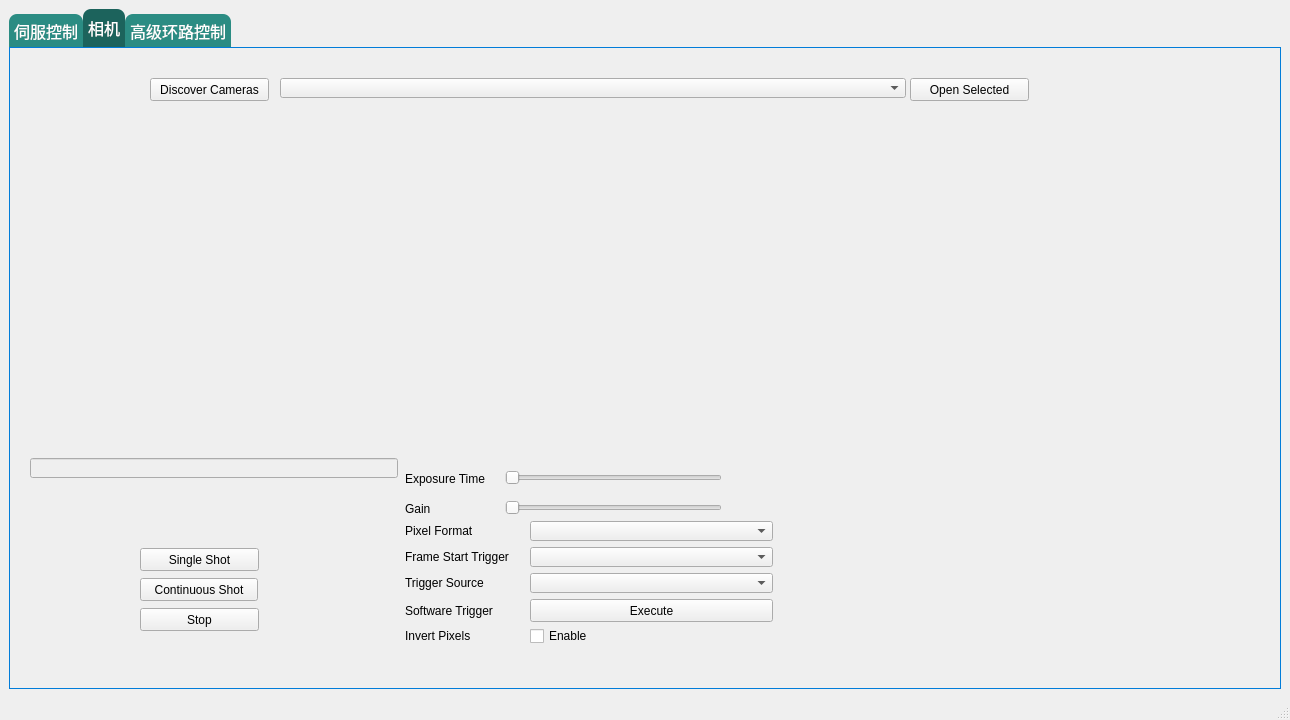
First picture: the form in mainwindow.ui, repository Code-Newborn/NewTest_MSVC2017, before the edit.
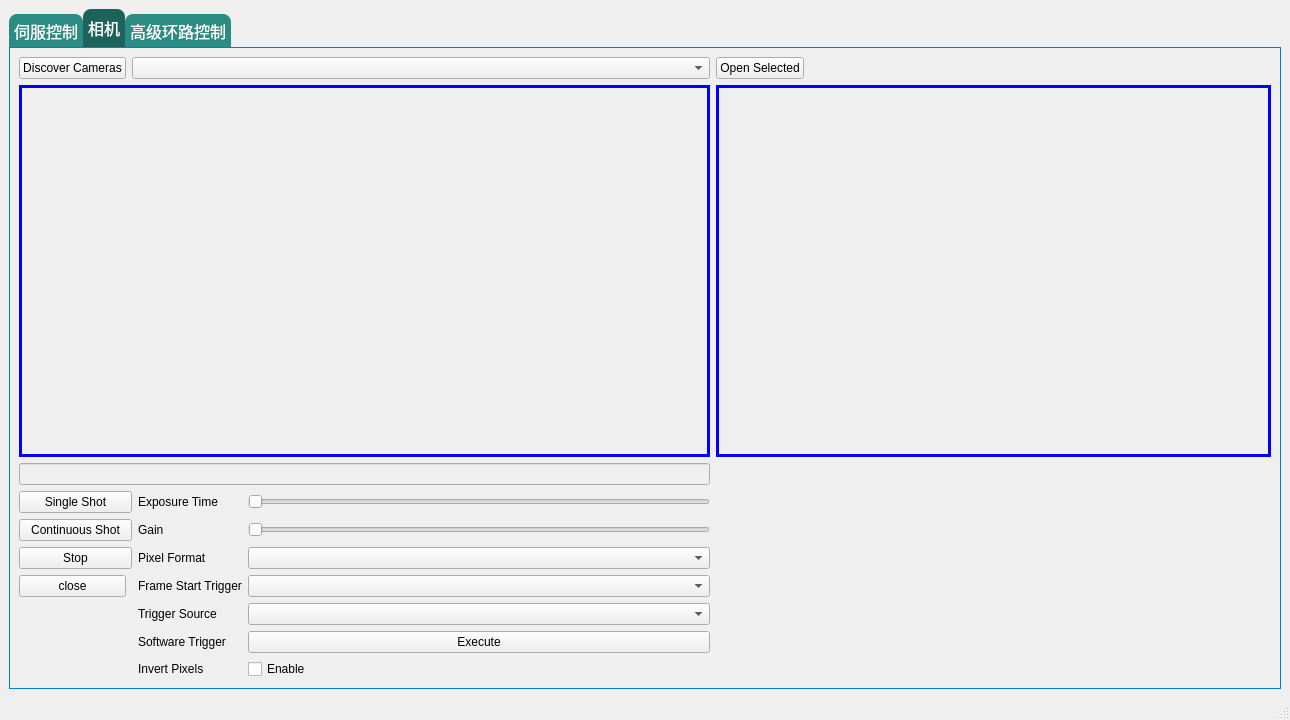
Second picture: the form after the edit. Icons and pictures are not drawn. Custom widgets are drawn as their Qt base class.

Commit message: [update] 更新双窗口显示，主窗口放大缩小仍有问题

```diff
--- a/mainwindow.ui
+++ b/mainwindow.ui
@@ -22,8 +22,8 @@
   <widget class="QWidget" name="centralwidget">
    <layout class="QGridLayout" name="gridLayout">
     <item row="0" column="0">
-     <layout class="QHBoxLayout" name="horizontalLayout_horizSplit" stretch="0">
-      <item>
+     <layout class="QFormLayout" name="formLayout">
+      <item row="0" column="0" colspan="2">
        <widget class="QTabWidget" name="m_tabWidget">
         <property name="font">
          <font>
@@ -1800,296 +1800,207 @@
          <attribute name="title">
           <string>相机</string>
          </attribute>
-         <widget class="QWidget" name="image_1" native="true">
-          <property name="geometry">
-           <rect>
-            <x>130</x>
-            <y>110</y>
-            <width>161</width>
-            <height>291</height>
-           </rect>
-          </property>
-          <property name="autoFillBackground">
-           <bool>false</bool>
-          </property>
-         </widget>
-         <widget class="QPushButton" name="scanButton">
-          <property name="geometry">
-           <rect>
-            <x>140</x>
-            <y>30</y>
-            <width>119</width>
-            <height>23</height>
-           </rect>
-          </property>
-          <property name="text">
-           <string>Discover Cameras</string>
-          </property>
-         </widget>
-         <widget class="QComboBox" name="cameraList">
-          <property name="geometry">
-           <rect>
-            <x>270</x>
-            <y>30</y>
-            <width>626</width>
-            <height>20</height>
-           </rect>
-          </property>
-         </widget>
-         <widget class="QPushButton" name="singleShot_1">
-          <property name="geometry">
-           <rect>
-            <x>130</x>
-            <y>500</y>
-            <width>119</width>
-            <height>23</height>
-           </rect>
-          </property>
-          <property name="text">
-           <string>Single Shot</string>
-          </property>
-         </widget>
-         <widget class="QPushButton" name="openSelected">
-          <property name="geometry">
-           <rect>
-            <x>900</x>
-            <y>30</y>
-            <width>119</width>
-            <height>23</height>
-           </rect>
-          </property>
-          <property name="text">
-           <string>Open Selected</string>
-          </property>
-         </widget>
-         <widget class="QSlider" name="exposure_1">
-          <property name="geometry">
-           <rect>
-            <x>495</x>
-            <y>419</y>
-            <width>217</width>
-            <height>22</height>
-           </rect>
-          </property>
-          <property name="orientation">
-           <enum>Qt::Horizontal</enum>
-          </property>
-         </widget>
-         <widget class="QLabel" name="exposuretimeLabel_1">
-          <property name="geometry">
-           <rect>
-            <x>395</x>
-            <y>419</y>
-            <width>119</width>
-            <height>24</height>
-           </rect>
-          </property>
+         <layout class="QGridLayout" name="gridLayout_5">
+          <item row="3" column="2">
+           <widget class="QLabel" name="exposureLabel_1">
           <property name="text">
            <string>Exposure Time</string>
           </property>
          </widget>
-         <widget class="QSlider" name="gain_1">
-          <property name="geometry">
-           <rect>
-            <x>495</x>
-            <y>449</y>
-            <width>217</width>
-            <height>22</height>
-           </rect>
-          </property>
+          </item>
+          <item row="0" column="5">
+           <spacer name="horizontalSpacer_7">
           <property name="orientation">
            <enum>Qt::Horizontal</enum>
           </property>
-         </widget>
-         <widget class="QLabel" name="gainLabel_1">
-          <property name="geometry">
-           <rect>
-            <x>395</x>
-            <y>449</y>
-            <width>119</width>
-            <height>24</height>
-           </rect>
-          </property>
-          <property name="text">
-           <string>Gain</string>
-          </property>
-         </widget>
-         <widget class="QComboBox" name="pixelFormat_1">
-          <property name="geometry">
-           <rect>
-            <x>520</x>
-            <y>473</y>
-            <width>243</width>
+            <property name="sizeHint" stdset="0">
+             <size>
+              <width>455</width>
             <height>20</height>
-           </rect>
-          </property>
-         </widget>
-         <widget class="QComboBox" name="triggerMode_1">
-          <property name="geometry">
-           <rect>
-            <x>520</x>
-            <y>499</y>
-            <width>243</width>
-            <height>20</height>
-           </rect>
-          </property>
-         </widget>
-         <widget class="QComboBox" name="triggerSource_1">
-          <property name="geometry">
-           <rect>
-            <x>520</x>
-            <y>525</y>
-            <width>243</width>
-            <height>20</height>
-           </rect>
-          </property>
-         </widget>
+             </size>
+            </property>
+           </spacer>
+          </item>
+          <item row="9" column="2">
          <widget class="QLabel" name="invertPixelLabel_1">
-          <property name="geometry">
-           <rect>
-            <x>395</x>
-            <y>580</y>
-            <width>119</width>
-            <height>16</height>
-           </rect>
-          </property>
           <property name="text">
            <string>Invert Pixels</string>
           </property>
          </widget>
-         <widget class="QCheckBox" name="invertPixel_1">
-          <property name="geometry">
-           <rect>
-            <x>520</x>
-            <y>580</y>
-            <width>243</width>
-            <height>16</height>
-           </rect>
-          </property>
+          </item>
+          <item row="5" column="0" colspan="2">
+           <widget class="QPushButton" name="stop_1">
           <property name="text">
-           <string>Enable</string>
-          </property>
-         </widget>
+             <string>Stop</string>
+            </property>
+           </widget>
+          </item>
+          <item row="8" column="2">
          <widget class="QLabel" name="softwareTriggerLabel_1">
-          <property name="geometry">
-           <rect>
-            <x>395</x>
-            <y>551</y>
-            <width>119</width>
-            <height>23</height>
-           </rect>
-          </property>
           <property name="text">
            <string>Software Trigger</string>
           </property>
          </widget>
-         <widget class="QPushButton" name="softwareTrigger_1">
-          <property name="geometry">
-           <rect>
-            <x>520</x>
-            <y>551</y>
-            <width>243</width>
-            <height>23</height>
-           </rect>
-          </property>
-          <property name="text">
-           <string>Execute</string>
-          </property>
-         </widget>
+          </item>
+          <item row="4" column="3">
+           <widget class="QSlider" name="gain_1">
+            <property name="orientation">
+             <enum>Qt::Horizontal</enum>
+            </property>
+           </widget>
+          </item>
+          <item row="7" column="2">
          <widget class="QLabel" name="triggerSourceLabel_1">
-          <property name="geometry">
-           <rect>
-            <x>395</x>
-            <y>525</y>
-            <width>119</width>
-            <height>20</height>
-           </rect>
-          </property>
           <property name="text">
            <string>Trigger Source</string>
           </property>
          </widget>
-         <widget class="QLabel" name="pixelFormatLabel_1">
-          <property name="geometry">
-           <rect>
-            <x>395</x>
-            <y>473</y>
-            <width>119</width>
-            <height>20</height>
-           </rect>
-          </property>
+          </item>
+          <item row="1" column="0" colspan="4">
+           <widget class="QWidget" name="image_1" native="true">
+            <property name="autoFillBackground">
+             <bool>false</bool>
+            </property>
+            <property name="styleSheet">
+             <string notr="true">border:3px solid blue</string>
+            </property>
+           </widget>
+          </item>
+          <item row="6" column="3">
+           <widget class="QComboBox" name="triggerMode_1"/>
+          </item>
+          <item row="1" column="4" colspan="2">
+           <widget class="QWidget" name="image_2" native="true">
+            <property name="autoFillBackground">
+             <bool>false</bool>
+            </property>
+            <property name="styleSheet">
+             <string notr="true">border:3px solid blue</string>
+            </property>
+           </widget>
+          </item>
+          <item row="3" column="3">
+           <widget class="QSlider" name="exposure_1">
+            <property name="orientation">
+             <enum>Qt::Horizontal</enum>
+            </property>
+           </widget>
+          </item>
+          <item row="7" column="3">
+           <widget class="QComboBox" name="triggerSource_1"/>
+          </item>
+          <item row="0" column="4">
+           <widget class="QPushButton" name="openSelected">
           <property name="text">
-           <string>Pixel Format</string>
-          </property>
-         </widget>
+             <string>Open Selected</string>
+            </property>
+           </widget>
+          </item>
+          <item row="5" column="3">
+           <widget class="QComboBox" name="pixelFormat_1"/>
+          </item>
+          <item row="3" column="0" colspan="2">
+           <widget class="QPushButton" name="singleShot_1">
+            <property name="text">
+             <string>Single Shot</string>
+            </property>
+           </widget>
+          </item>
+          <item row="0" column="0">
+           <widget class="QPushButton" name="scanButton">
+            <property name="text">
+             <string>Discover Cameras</string>
+            </property>
+           </widget>
+          </item>
+          <item row="2" column="0" colspan="4">
+           <widget class="QLineEdit" name="statusbar_1">
+            <property name="enabled">
+             <bool>false</bool>
+            </property>
+            <property name="readOnly">
+             <bool>true</bool>
+            </property>
+           </widget>
+          </item>
+          <item row="6" column="2">
          <widget class="QLabel" name="triggerModeLabel_1">
-          <property name="geometry">
-           <rect>
-            <x>395</x>
-            <y>499</y>
-            <width>119</width>
-            <height>20</height>
-           </rect>
-          </property>
           <property name="text">
            <string>Frame Start Trigger</string>
           </property>
          </widget>
-         <widget class="QWidget" name="image_2" native="true">
-          <property name="geometry">
-           <rect>
-            <x>610</x>
-            <y>110</y>
-            <width>401</width>
-            <height>291</height>
-           </rect>
-          </property>
-          <property name="autoFillBackground">
-           <bool>true</bool>
-          </property>
-         </widget>
+          </item>
+          <item row="9" column="3">
+           <widget class="QCheckBox" name="invertPixel_1">
+            <property name="text">
+             <string>Enable</string>
+            </property>
+           </widget>
+          </item>
+          <item row="4" column="2">
+           <widget class="QLabel" name="gainLabel_1">
+            <property name="text">
+             <string>Gain</string>
+            </property>
+           </widget>
+          </item>
+          <item row="4" column="0" colspan="2">
          <widget class="QPushButton" name="continuous_1">
-          <property name="geometry">
-           <rect>
-            <x>130</x>
-            <y>530</y>
-            <width>118</width>
-            <height>23</height>
-           </rect>
-          </property>
           <property name="text">
            <string>Continuous Shot</string>
           </property>
          </widget>
-         <widget class="QPushButton" name="stop_1">
-          <property name="geometry">
-           <rect>
-            <x>130</x>
-            <y>560</y>
-            <width>119</width>
-            <height>23</height>
-           </rect>
-          </property>
+          </item>
+          <item row="0" column="1" colspan="3">
+           <widget class="QComboBox" name="cameraList"/>
+          </item>
+          <item row="8" column="3">
+           <widget class="QPushButton" name="softwareTrigger_1">
+            <property name="text">
+             <string>Execute</string>
+            </property>
+           </widget>
+          </item>
+          <item row="5" column="2">
+           <widget class="QLabel" name="pixelFormatLabel_1">
           <property name="text">
-           <string>Stop</string>
-          </property>
-         </widget>
-         <widget class="QLineEdit" name="statusbar_1">
-          <property name="enabled">
-           <bool>false</bool>
-          </property>
-          <property name="geometry">
-           <rect>
-            <x>20</x>
-            <y>410</y>
-            <width>368</width>
-            <height>20</height>
-           </rect>
-          </property>
-          <property name="readOnly">
-           <bool>true</bool>
-          </property>
-         </widget>
+             <string>Pixel Format</string>
+            </property>
+           </widget>
+          </item>
+          <item row="6" column="0">
+           <widget class="QPushButton" name="close_1">
+            <property name="text">
+             <string>close</string>
+            </property>
+           </widget>
+          </item>
+         </layout>
+         <zorder>scanButton</zorder>
+         <zorder>cameraList</zorder>
+         <zorder>openSelected</zorder>
+         <zorder>invertPixelLabel_1</zorder>
+         <zorder>image_2</zorder>
+         <zorder>statusbar_1</zorder>
+         <zorder>image_1</zorder>
+         <zorder>stop_1</zorder>
+         <zorder>continuous_1</zorder>
+         <zorder>singleShot_1</zorder>
+         <zorder>softwareTriggerLabel_1</zorder>
+         <zorder>triggerSourceLabel_1</zorder>
+         <zorder>triggerModeLabel_1</zorder>
+         <zorder>pixelFormatLabel_1</zorder>
+         <zorder>gainLabel_1</zorder>
+         <zorder>exposureLabel_1</zorder>
+         <zorder>invertPixel_1</zorder>
+         <zorder>softwareTrigger_1</zorder>
+         <zorder>triggerSource_1</zorder>
+         <zorder>triggerMode_1</zorder>
+         <zorder>pixelFormat_1</zorder>
+         <zorder>gain_1</zorder>
+         <zorder>exposure_1</zorder>
+         <zorder>horizontalSpacer_7</zorder>
+         <zorder>close_1</zorder>
         </widget>
         <widget class="QWidget" name="tab_3">
          <property name="font">
```
Lines whose indentation alone changed are shown as unchanged. The commit also changes 2 other files.
